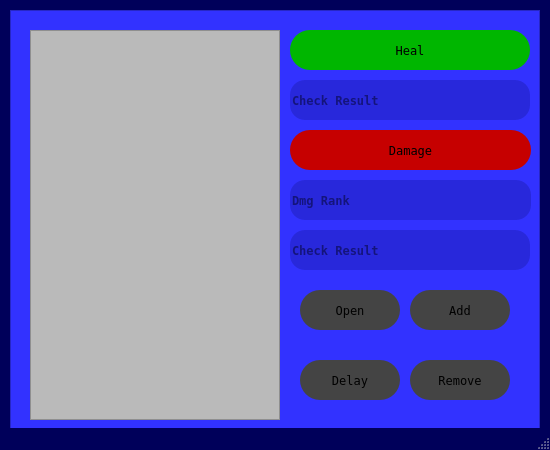
The window that GUI/InitWindow.ui (IcaroCastro/MnM-Combat-Manager) describes before a commit, drawn with Qt 5.
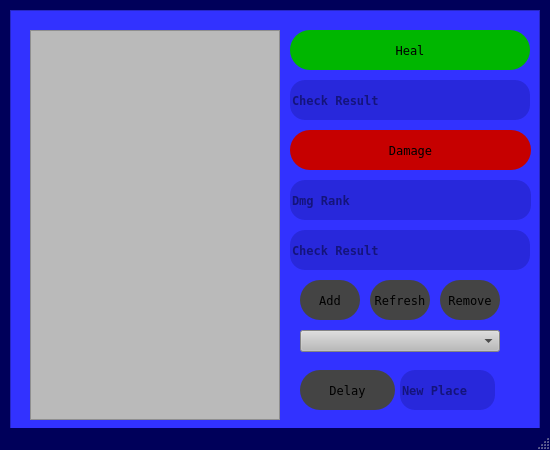
The same window after the commit.

Diff of the .ui file:
```diff
--- a/GUI/InitWindow.ui
+++ b/GUI/InitWindow.ui
@@ -40,58 +40,12 @@
     <property name="frameShadow">
      <enum>QFrame::Raised</enum>
     </property>
-    <widget class="QListView" name="charList">
-     <property name="geometry">
-      <rect>
-       <x>20</x>
-       <y>20</y>
-       <width>250</width>
-       <height>390</height>
-      </rect>
-     </property>
-     <property name="styleSheet">
-      <string notr="true">#charList{
-	background-color: rgb(186, 186, 186);
-}</string>
-     </property>
-    </widget>
-    <widget class="QPushButton" name="openChar">
-     <property name="geometry">
-      <rect>
-       <x>290</x>
-       <y>280</y>
-       <width>100</width>
-       <height>40</height>
-      </rect>
-     </property>
-     <property name="font">
-      <font>
-       <family>Fixedsys</family>
-      </font>
-     </property>
-     <property name="styleSheet">
-      <string notr="true">#openChar{
-	background-color: rgb(68, 68, 68);
-	border: 1px ;
-	border-radius: 20px
-}
-
-#openChar:hover{
-	background-color: rgb(42, 42, 42);
-	border: 1px ;
-	border-radius: 20px;
-}</string>
-     </property>
-     <property name="text">
-      <string>Open</string>
-     </property>
-    </widget>
     <widget class="QPushButton" name="addChar">
      <property name="geometry">
       <rect>
-       <x>400</x>
-       <y>280</y>
-       <width>100</width>
+       <x>290</x>
+       <y>270</y>
+       <width>60</width>
        <height>40</height>
       </rect>
      </property>
@@ -121,8 +75,8 @@
      <property name="geometry">
       <rect>
        <x>290</x>
-       <y>350</y>
-       <width>100</width>
+       <y>360</y>
+       <width>95</width>
        <height>40</height>
       </rect>
      </property>
@@ -213,9 +167,9 @@
     <widget class="QPushButton" name="removeChar">
      <property name="geometry">
       <rect>
-       <x>400</x>
-       <y>350</y>
-       <width>100</width>
+       <x>430</x>
+       <y>270</y>
+       <width>60</width>
        <height>40</height>
       </rect>
      </property>
@@ -334,6 +288,109 @@
       <string>Check Result</string>
      </property>
     </widget>
+    <widget class="QComboBox" name="charCombo">
+     <property name="geometry">
+      <rect>
+       <x>290</x>
+       <y>320</y>
+       <width>200</width>
+       <height>22</height>
+      </rect>
+     </property>
+     <property name="font">
+      <font>
+       <family>Fixedsys</family>
+      </font>
+     </property>
+     <property name="styleSheet">
+      <string notr="true">#charCombo{
+	background-color: rgb(186, 186, 186);
+}</string>
+     </property>
+    </widget>
+    <widget class="QPushButton" name="refresh">
+     <property name="geometry">
+      <rect>
+       <x>360</x>
+       <y>270</y>
+       <width>60</width>
+       <height>40</height>
+      </rect>
+     </property>
+     <property name="font">
+      <font>
+       <family>Fixedsys</family>
+      </font>
+     </property>
+     <property name="styleSheet">
+      <string notr="true">#refresh{
+	background-color: rgb(68, 68, 68);
+	border: 1px ;
+	border-radius: 20px
+}
+
+#refresh:hover{
+	background-color: rgb(42, 42, 42);
+	border: 1px ;
+	border-radius: 20px;
+}</string>
+     </property>
+     <property name="text">
+      <string>Refresh</string>
+     </property>
+    </widget>
+    <widget class="QListWidget" name="charList">
+     <property name="geometry">
+      <rect>
+       <x>20</x>
+       <y>20</y>
+       <width>250</width>
+       <height>390</height>
+      </rect>
+     </property>
+     <property name="font">
+      <font>
+       <family>Fixedsys</family>
+       <pointsize>8</pointsize>
+      </font>
+     </property>
+     <property name="styleSheet">
+      <string notr="true">#charList{
+	background-color: rgb(186, 186, 186);
+}</string>
+     </property>
+    </widget>
+    <widget class="QLineEdit" name="delayIndex">
+     <property name="geometry">
+      <rect>
+       <x>390</x>
+       <y>360</y>
+       <width>95</width>
+       <height>40</height>
+      </rect>
+     </property>
+     <property name="font">
+      <font>
+       <family>Fixedsys</family>
+       <weight>75</weight>
+       <bold>true</bold>
+      </font>
+     </property>
+     <property name="styleSheet">
+      <string notr="true">#delayIndex{
+	background-color: rgb(0, 0, 75, 0.2);
+	border: 1px;
+	border-radius: 15px;
+	color: rgb(0, 0, 30)
+}</string>
+     </property>
+     <property name="text">
+      <string/>
+     </property>
+     <property name="placeholderText">
+      <string>New Place</string>
+     </property>
+    </widget>
    </widget>
   </widget>
   <widget class="QStatusBar" name="statusbar"/>
```
